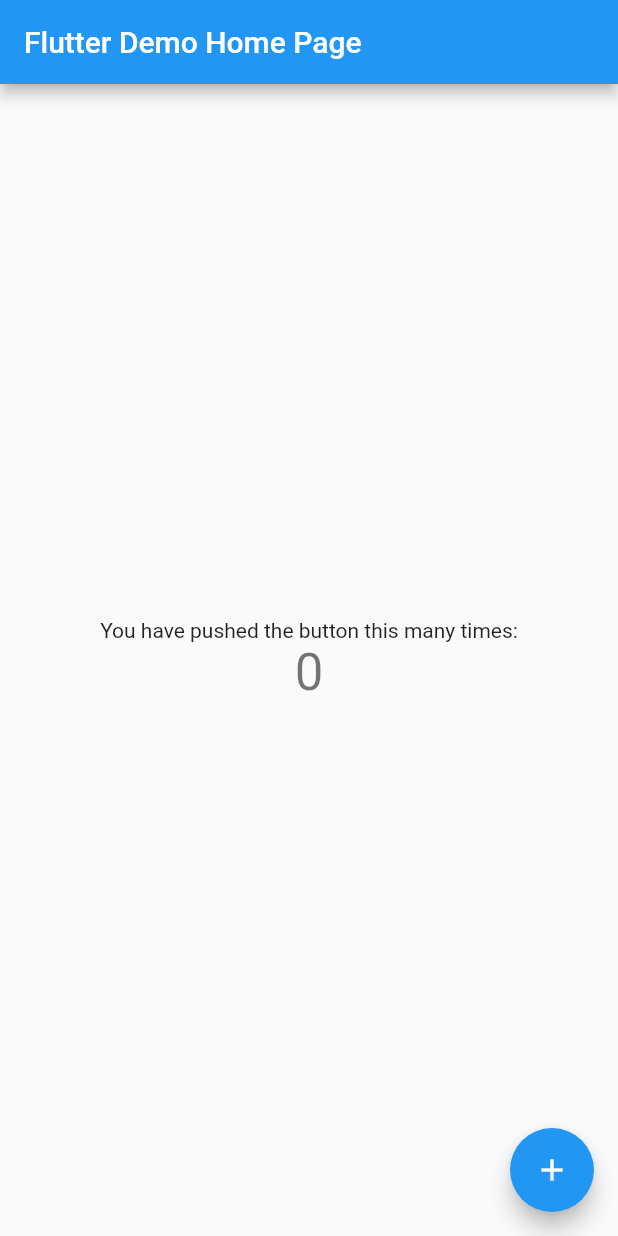
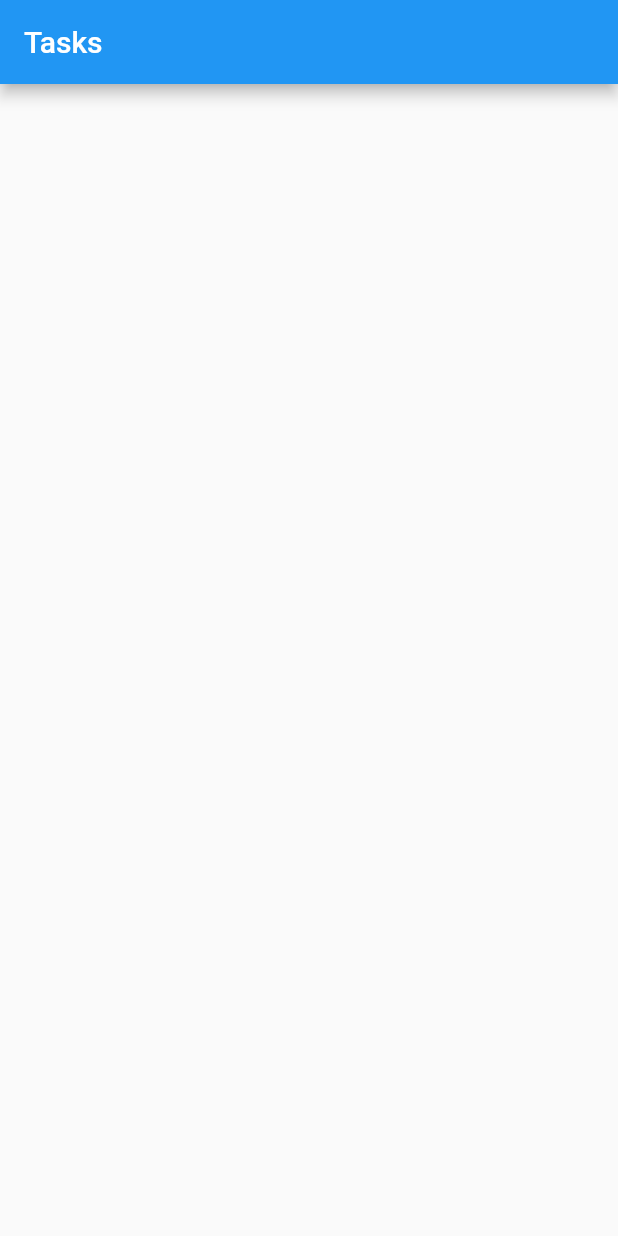
Before and after one commit to timotejferi26/versioning_exercise, a Flutter app: the screen it shows after launch, on a phone screen of 412 x 824 dp. Run offline on Flutter 3.47's test engine with Material 2 defaults, Android fonts, the phone set to English and light mode, and no system bars; our stand-ins replace flutter_riverpod, flutter_secure_storage, freezed_annotation, riverpod_annotation; generated files the repository leaves out were written again.

Commit message:
added base UI structure

```diff
--- a/lib/main.dart
+++ b/lib/main.dart
@@ -1,7 +1,9 @@
 import 'package:flutter/material.dart';
+import 'package:flutter_riverpod/flutter_riverpod.dart';
+import 'package:versioning_exercise/providers/task_list_provider.dart';
 
 void main() {
-  runApp(const MyApp());
+  runApp(const ProviderScope(child: MyApp()));
 }
 
 class MyApp extends StatelessWidget {
@@ -10,58 +12,32 @@ class MyApp extends StatelessWidget {
   @override
   Widget build(BuildContext context) {
     return MaterialApp(
-      title: 'Flutter Demo',
+      title: 'Task List',
       theme: ThemeData(
         primarySwatch: Colors.blue,
       ),
-      home: const MyHomePage(title: 'Flutter Demo Home Page'),
+      home: const MyHomePage(title: 'Tasks'),
     );
   }
 }
 
-class MyHomePage extends StatefulWidget {
-  const MyHomePage({super.key, required this.title});
+class MyHomePage extends ConsumerStatefulWidget {
+  const MyHomePage({Key? key, required this.title}) : super(key: key);
 
   final String title;
 
   @override
-  State<MyHomePage> createState() => _MyHomePageState();
+  ConsumerState createState() => _MyHomePageState();
 }
 
-class _MyHomePageState extends State<MyHomePage> {
-  int _counter = 0;
-
-  void _incrementCounter() {
-    setState(() {
-      _counter++;
-    });
-  }
-
+class _MyHomePageState extends ConsumerState<MyHomePage> {
   @override
   Widget build(BuildContext context) {
     return Scaffold(
       appBar: AppBar(
         title: Text(widget.title),
       ),
-      body: Center(
-        child: Column(
-          mainAxisAlignment: MainAxisAlignment.center,
-          children: <Widget>[
-            const Text(
-              'You have pushed the button this many times:',
-            ),
-            Text(
-              '$_counter',
-              style: Theme.of(context).textTheme.headlineMedium,
-            ),
-          ],
-        ),
-      ),
-      floatingActionButton: FloatingActionButton(
-        onPressed: _incrementCounter,
-        tooltip: 'Increment',
-        child: const Icon(Icons.add),
-      ),
+      body: Container(),
     );
   }
 }
```
